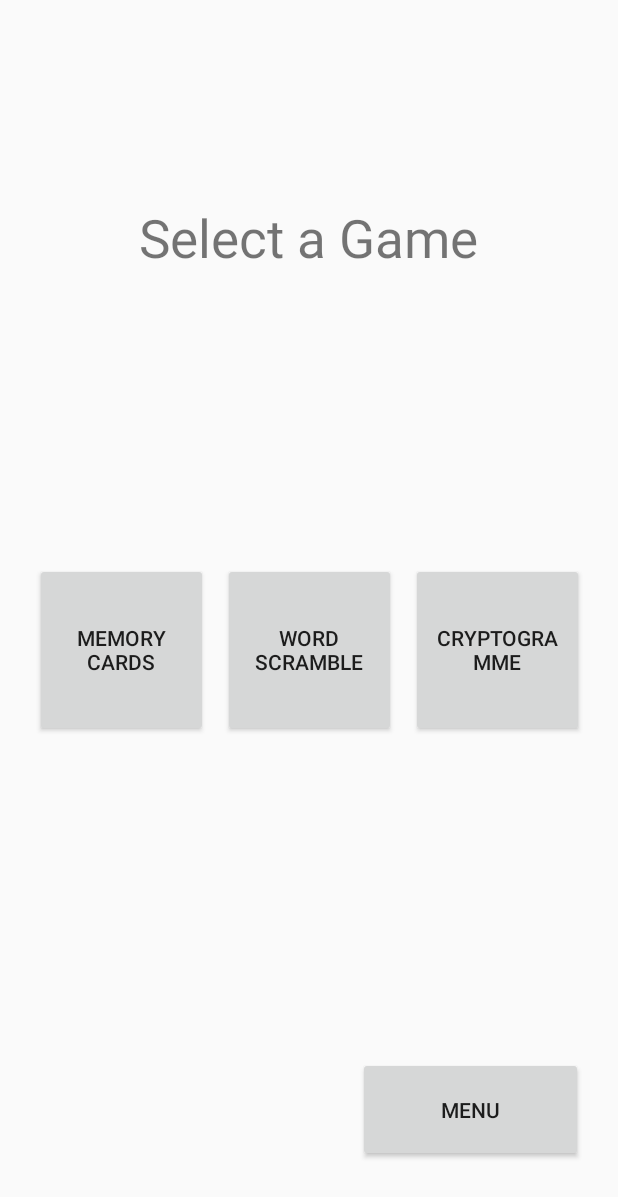
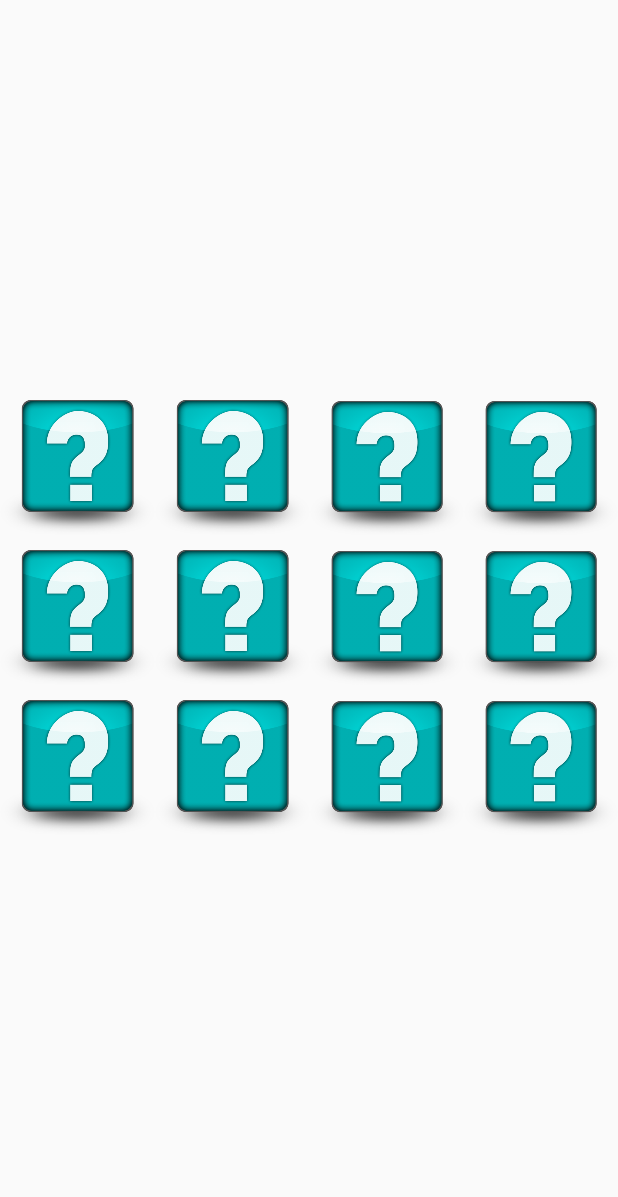
Before and after one commit to MohamedBenAhmed55/MentalGym, an Android app: the GameSelect screen opened directly, with no data from a screen before it, after a tap on "MEMORY CARDS", on a phone screen of 412 x 824 dp. Shown: the top 1197 px of the screen. Run offline under Robolectric (Android 15) with nearby library versions, the phone set to English and light mode, and no system bars.

Commit message:
Memory Cards class

```diff
--- a/app/build.gradle
+++ b/app/build.gradle
@@ -4,7 +4,6 @@ plugins {
 
 android {
     compileSdkVersion 31
-    buildToolsVersion "30.0.2"
 
     defaultConfig {
         applicationId "com.example.mentalgym"
--- a/app/src/main/AndroidManifest.xml
+++ b/app/src/main/AndroidManifest.xml
@@ -9,7 +9,10 @@
         android:roundIcon="@mipmap/ic_launcher_round"
         android:supportsRtl="true"
         android:theme="@style/Theme.MentalGym">
-        <activity android:name=".CryptogrammeGame"></activity>
+        <activity
+            android:name=".MemoryCards"
+            android:exported="false" />
+        <activity android:name=".CryptogrammeGame" />
         <activity android:name=".Cryptogramme" />
         <activity android:name=".WordScramble" />
         <activity android:name=".GameSelect" />
--- a/app/src/main/java/com/example/mentalgym/GameSelect.java
+++ b/app/src/main/java/com/example/mentalgym/GameSelect.java
@@ -39,8 +39,8 @@ public class GameSelect extends AppCompatActivity implements View.OnClickListene
     public void onClick(View v) {
         switch(v.getId()){
             case R.id.btn1:
-//                Intent i1 = new Intent(this,MemoryCards.class);
-//                startActivity(i1);
+                Intent i1 = new Intent(this,MemoryCards.class);
+                startActivity(i1);
                 break;
             case R.id.btn2:
                 Intent i2 = new Intent(this,WordScramble.class);
--- /dev/null
+++ b/app/src/main/java/com/example/mentalgym/MemoryCards.java
@@ -0,0 +1,359 @@
+package com.example.mentalgym;
+
+import androidx.appcompat.app.AlertDialog;
+import androidx.appcompat.app.AppCompatActivity;
+
+import android.app.Dialog;
+import android.content.DialogInterface;
+import android.content.Intent;
+import android.graphics.Color;
+import android.os.Bundle;
+import android.os.Handler;
+import android.view.View;
+import android.widget.ImageView;
+
+import java.util.*;
+
+
+
+public class MemoryCards extends AppCompatActivity {
+
+    ImageView iv_11, iv_12, iv_13, iv_14, iv_21, iv_22, iv_23, iv_24, iv_31, iv_32, iv_33, iv_34;
+    //array for the images
+    Integer[] cardsArray = {101, 102, 103, 104, 105, 106, 201, 202, 203, 204, 205, 206};
+    // actual images
+    int image101, image102, image103, image104, image105 , image106 ,
+            image201, image202, image203, image204, image205 , image206;
+    int firstCard, secondCard;
+    int clickedFirst , clickedSecond;
+    int cardNumber = 1 ;
+
+
+    @Override
+    protected void onCreate(Bundle savedInstanceState) {
+        super.onCreate(savedInstanceState);
+        setContentView(R.layout.activity_memory_cards);
+
+
+        iv_11 = findViewById(R.id.iv_11);
+        iv_12 = findViewById(R.id.iv_12);
+        iv_13 = findViewById(R.id.iv_13);
+        iv_14 = findViewById(R.id.iv_14);
+        iv_21 = findViewById(R.id.iv_21);
+        iv_22 = findViewById(R.id.iv_22);
+        iv_23 = findViewById(R.id.iv_23);
+        iv_24 = findViewById(R.id.iv_24);
+        iv_31 = findViewById(R.id.iv_31);
+        iv_32 = findViewById(R.id.iv_32);
+        iv_33 = findViewById(R.id.iv_33);
+        iv_34 = findViewById(R.id.iv_34);
+
+        iv_11.setTag("0");
+        iv_12.setTag("1");
+        iv_13.setTag("2");
+        iv_14.setTag("3");
+        iv_21.setTag("4");
+        iv_22.setTag("5");
+        iv_23.setTag("6");
+        iv_24.setTag("7");
+        iv_31.setTag("8");
+        iv_32.setTag("9");
+        iv_33.setTag("10");
+        iv_34.setTag("11");
+
+        //load the card images
+        frontOfCardsRessources();
+        //shuffle les images
+        Collections.shuffle(Arrays.asList(cardsArray));
+
+
+        iv_11.setOnClickListener(view -> {
+            int theCard = Integer.parseInt((String) view.getTag());
+            doStuff(iv_11,theCard);
+        });
+        iv_12.setOnClickListener(view -> {
+            int theCard = Integer.parseInt((String) view.getTag());
+            doStuff(iv_12,theCard);
+        });
+        iv_13.setOnClickListener(view -> {
+            int theCard = Integer.parseInt((String) view.getTag());
+            doStuff(iv_13,theCard);
+        });
+        iv_14.setOnClickListener(view -> {
+            int theCard = Integer.parseInt((String) view.getTag());
+            doStuff(iv_14,theCard);
+        });
+        iv_21.setOnClickListener(view -> {
+            int theCard = Integer.parseInt((String) view.getTag());
+            doStuff(iv_21,theCard);
+        });
+        iv_22.setOnClickListener(view -> {
+            int theCard = Integer.parseInt((String) view.getTag());
+            doStuff(iv_22,theCard);
+        });
+        iv_23.setOnClickListener(view -> {
+            int theCard = Integer.parseInt((String) view.getTag());
+            doStuff(iv_23,theCard);
+        });
+        iv_24.setOnClickListener(view -> {
+            int theCard = Integer.parseInt((String) view.getTag());
+            doStuff(iv_23,theCard);
+        });
+        iv_31.setOnClickListener(view -> {
+            int theCard = Integer.parseInt((String) view.getTag());
+            doStuff(iv_31,theCard);
+        });
+        iv_32.setOnClickListener(view -> {
+            int theCard = Integer.parseInt((String) view.getTag());
+            doStuff(iv_32,theCard);
+        });
+        iv_33.setOnClickListener(view -> {
+            int theCard = Integer.parseInt((String) view.getTag());
+            doStuff(iv_33,theCard);
+        });
+        iv_34.setOnClickListener(view -> {
+            int theCard = Integer.parseInt((String) view.getTag());
+            doStuff(iv_34,theCard);
+        });
+
+
+    }
+
+    public void doStuff(ImageView iv, int card){
+        //set the correct image on the imageview
+        if (cardsArray[card] == 101){
+            iv.setImageResource(image101);
+        }
+        else if (cardsArray[card]==102){
+            iv.setImageResource(image102);
+        }
+        else if (cardsArray[card]==103){
+            iv.setImageResource(image103);
+        }
+        else if (cardsArray[card]==104){
+            iv.setImageResource(image104);
+        }
+        else if (cardsArray[card]==105) {
+            iv.setImageResource(image105);
+        }
+        else if (cardsArray[card]==106) {
+            iv.setImageResource(image106);
+        }
+        else if (cardsArray[card]==201){
+            iv.setImageResource(image201);
+        }
+        else if (cardsArray[card]==202){
+            iv.setImageResource(image202);
+        }
+        else if (cardsArray[card]==203){
+            iv.setImageResource(image203);
+        }
+        else if (cardsArray[card]==204){
+            iv.setImageResource(image204);
+        }
+        else if (cardsArray[card]==205){
+            iv.setImageResource(image205);
+        }
+        else if (cardsArray[card]==206){
+            iv.setImageResource(image206);
+        }
+        //check which image is selected and save it to temporary variable
+        if (cardNumber == 1){
+            firstCard = cardsArray[card];
+            if (firstCard > 200){
+                firstCard = firstCard -100 ;
+            }
+            cardNumber = 2 ;
+            clickedFirst = card;
+            iv.setEnabled(false);
+        }
+
+        else if (cardNumber == 2){
+            secondCard = cardsArray[card];
+            if (secondCard > 200){
+                secondCard = secondCard - 100;
+            }
+            cardNumber = 1;
+            clickedSecond = card;
+            iv_11.setEnabled(false);
+            iv_12.setEnabled(false);
+            iv_13.setEnabled(false);
+            iv_14.setEnabled(false);
+            iv_21.setEnabled(false);
+            iv_22.setEnabled(false);
+            iv_23.setEnabled(false);
+            iv_24.setEnabled(false);
+            iv_31.setEnabled(false);
+            iv_32.setEnabled(false);
+            iv_33.setEnabled(false);
+            iv_34.setEnabled(false);
+            Handler handler = new Handler();
+            //check if the selected images are equal
+            handler.postDelayed(this::calculate, 1000);
+        }
+
+    }
+
+    public void calculate(){
+        //if images are equal remove
+        if (firstCard == secondCard){
+            if (clickedFirst == 0){
+                iv_11.setVisibility(View.INVISIBLE);
+            }
+            else if (clickedFirst == 1){
+                iv_12.setVisibility(View.INVISIBLE);
+            }
+            else if (clickedFirst == 2){
+                iv_13.setVisibility(View.INVISIBLE);
+            }
+            else if (clickedFirst == 3){
+                iv_14.setVisibility(View.INVISIBLE);
+            }
+            else if (clickedFirst == 4){
+                iv_21.setVisibility(View.INVISIBLE);
+            }
+            else if (clickedFirst == 5){
+                iv_22.setVisibility(View.INVISIBLE);
+            }
+            else if (clickedFirst == 6){
+                iv_23.setVisibility(View.INVISIBLE);
+            }
+            else if (clickedFirst == 7){
+                iv_24.setVisibility(View.INVISIBLE);
+            }
+            else if (clickedFirst == 8){
+                iv_31.setVisibility(View.INVISIBLE);
+            }
+            else if (clickedFirst == 9){
+                iv_32.setVisibility(View.INVISIBLE);
+            }
+            else if (clickedFirst == 10){
+                iv_33.setVisibility(View.INVISIBLE);
+            }
+            else if (clickedFirst == 11){
+                iv_34.setVisibility(View.INVISIBLE);
+            }
+            if (clickedSecond == 0){
+                iv_11.setVisibility(View.INVISIBLE);
+            }
+            else if (clickedSecond == 1){
+                iv_12.setVisibility(View.INVISIBLE);
+            }
+            else if (clickedSecond == 2){
+                iv_13.setVisibility(View.INVISIBLE);
+            }
+            else if (clickedSecond == 3){
+                iv_14.setVisibility(View.INVISIBLE);
+            }
+            else if (clickedSecond == 4){
+                iv_21.setVisibility(View.INVISIBLE);
+            }
+            else if (clickedSecond == 5){
+                iv_22.setVisibility(View.INVISIBLE);
+            }
+            else if (clickedSecond == 6){
+                iv_23.setVisibility(View.INVISIBLE);
+            }
+            else if (clickedSecond == 7){
+                iv_24.setVisibility(View.INVISIBLE);
+            }
+            else if (clickedSecond == 8){
+                iv_31.setVisibility(View.INVISIBLE);
+            }
+            else if (clickedSecond == 9){
+                iv_32.setVisibility(View.INVISIBLE);
+            }
+            else if (clickedSecond == 10){
+                iv_33.setVisibility(View.INVISIBLE);
+            }
+            else if (clickedSecond == 11){
+                iv_34.setVisibility(View.INVISIBLE);
+            }
+
+        }
+        else{
+            iv_11.setImageResource(R.drawable.questions);
+            iv_12.setImageResource(R.drawable.questions);
+            iv_13.setImageResource(R.drawable.questions);
+            iv_14.setImageResource(R.drawable.questions);
+            iv_21.setImageResource(R.drawable.questions);
+            iv_22.setImageResource(R.drawable.questions);
+            iv_23.setImageResource(R.drawable.questions);
+            iv_24.setImageResource(R.drawable.questions);
+            iv_31.setImageResource(R.drawable.questions);
+            iv_32.setImageResource(R.drawable.questions);
+            iv_33.setImageResource(R.drawable.questions);
+            iv_34.setImageResource(R.drawable.questions);
+
+        }
+        iv_11.setEnabled(true);
+        iv_12.setEnabled(true);
+        iv_13.setEnabled(true);
+        iv_14.setEnabled(true);
+        iv_21.setEnabled(true);
+        iv_22.setEnabled(true);
+        iv_23.setEnabled(true);
+        iv_24.setEnabled(true);
+        iv_31.setEnabled(true);
+        iv_32.setEnabled(true);
+        iv_33.setEnabled(true);
+        iv_34.setEnabled(true);
+
+        //check if the game is over
+        checkEnd();
+
+    }
+
+    private void checkEnd(){
+        if(iv_11.getVisibility() ==View.INVISIBLE &&
+                iv_12.getVisibility() ==View.INVISIBLE &&
+                iv_13.getVisibility() ==View.INVISIBLE &&
+                iv_14.getVisibility() ==View.INVISIBLE &&
+                iv_21.getVisibility() ==View.INVISIBLE &&
+                iv_22.getVisibility() ==View.INVISIBLE &&
+                iv_23.getVisibility() ==View.INVISIBLE &&
+                iv_24.getVisibility() ==View.INVISIBLE &&
+                iv_31.getVisibility() ==View.INVISIBLE &&
+                iv_32.getVisibility() ==View.INVISIBLE &&
+                iv_33.getVisibility() ==View.INVISIBLE &&
+                iv_34.getVisibility() ==View.INVISIBLE ){
+            AlertDialog.Builder alertDialogBuilder = new AlertDialog.Builder(MemoryCards.this);
+            alertDialogBuilder
+                    .setMessage("game over")
+                    .setCancelable(false)
+                    .setPositiveButton("NEW",new DialogInterface.OnClickListener() {
+                        @Override
+                        public void onClick(DialogInterface dialog, int which) {
+                            Intent intent = new Intent(getApplicationContext(), MainActivity.class);
+                            startActivity(intent);
+                            finish();
+                        }
+                    })
+                    .setNegativeButton("EXIT", new DialogInterface.OnClickListener() {
+                        @Override
+                        public void onClick(DialogInterface dialog, int which) {
+                            finish();
+                        }
+                    });
+            AlertDialog alertDialog = alertDialogBuilder.create();
+            alertDialog.show();
+        }
+    }
+
+    private void frontOfCardsRessources(){
+        image101 =R.drawable.chat;
+        image102 =R.drawable.chat2;
+        image103 =R.drawable.chat3;
+        image104 =R.drawable.chat4;
+        image105 =R.drawable.chat5;
+        image106 =R.drawable.chat6;
+        image201 =R.drawable.chat;
+        image202 =R.drawable.chat2;
+        image203 =R.drawable.chat3;
+        image204 =R.drawable.chat4;
+        image205 =R.drawable.chat5;
+        image206 =R.drawable.chat6;
+
+
+    }
+}
--- /dev/null
+++ b/app/src/main/res/layout/activity_memory_cards.xml
@@ -0,0 +1,20 @@
+<?xml version="1.0" encoding="utf-8"?>
+<androidx.constraintlayout.widget.ConstraintLayout
+    xmlns:android="http://schemas.android.com/apk/res/android"
+    xmlns:app="http://schemas.android.com/apk/res-auto"
+    xmlns:tools="http://schemas.android.com/tools"
+    android:layout_width="match_parent"
+    android:layout_height="match_parent"
+    tools:context=".MemoryCards">
+
+    <include
+        layout="@layout/images"
+        android:layout_width="wrap_content"
+        android:layout_height="300dp"
+        app:layout_constraintBottom_toBottomOf="parent"
+        app:layout_constraintEnd_toEndOf="parent"
+        app:layout_constraintStart_toStartOf="parent"
+        app:layout_constraintTop_toTopOf="parent"
+        tools:layout_centerHorizontal="true"
+        tools:layout_centerVertical="true" />
+</androidx.constraintlayout.widget.ConstraintLayout>
--- /dev/null
+++ b/app/src/main/res/layout/images.xml
@@ -0,0 +1,114 @@
+<?xml version="1.0" encoding="utf-8"?>
+<LinearLayout xmlns:android="http://schemas.android.com/apk/res/android"
+android:orientation="vertical"
+android:layout_width="match_parent"
+android:layout_height="match_parent"
+android:weightSum="3">
+
+<LinearLayout
+    android:layout_width="match_parent"
+    android:layout_height="match_parent"
+    android:layout_weight="1"
+    android:orientation="horizontal"
+    android:weightSum="4">
+    <ImageView
+        android:id="@+id/iv_11"
+        android:layout_width="match_parent"
+        android:layout_height="match_parent"
+        android:layout_weight="1"
+        android:scaleType="centerInside"
+        android:src="@drawable/questions"/>
+    <ImageView
+        android:id="@+id/iv_12"
+        android:layout_width="match_parent"
+        android:layout_weight="1"
+        android:layout_height="match_parent"
+        android:scaleType="centerInside"
+        android:src="@drawable/questions"/>
+    <ImageView
+        android:id="@+id/iv_13"
+        android:layout_width="match_parent"
+        android:layout_weight="1"
+        android:layout_height="match_parent"
+        android:scaleType="centerInside"
+        android:src="@drawable/questions"/>
+    <ImageView
+        android:id="@+id/iv_14"
+        android:layout_width="match_parent"
+        android:layout_weight="1"
+        android:layout_height="match_parent"
+        android:scaleType="centerInside"
+        android:src="@drawable/questions"/>
+</LinearLayout>
+<LinearLayout
+    android:layout_width="match_parent"
+    android:layout_height="match_parent"
+    android:layout_weight="1"
+    android:orientation="horizontal"
+    android:weightSum="4">
+    <ImageView
+        android:id="@+id/iv_21"
+        android:layout_width="match_parent"
+        android:layout_height="match_parent"
+        android:layout_weight="1"
+        android:scaleType="centerInside"
+        android:src="@drawable/questions"/>
+    <ImageView
+        android:id="@+id/iv_22"
+        android:layout_width="match_parent"
+        android:layout_weight="1"
+        android:layout_height="match_parent"
+        android:scaleType="centerInside"
+        android:src="@drawable/questions"/>
+    <ImageView
+        android:id="@+id/iv_23"
+        android:layout_width="match_parent"
+        android:layout_weight="1"
+        android:layout_height="match_parent"
+        android:scaleType="centerInside"
+        android:src="@drawable/questions"/>
+    <ImageView
+        android:id="@+id/iv_24"
+        android:layout_width="match_parent"
+        android:layout_weight="1"
+        android:layout_height="match_parent"
+        android:scaleType="centerInside"
+        android:src="@drawable/questions"/>
+</LinearLayout>
+<LinearLayout
+    android:layout_width="match_parent"
+    android:layout_height="match_parent"
+    android:layout_weight="1"
+    android:orientation="horizontal"
+    android:weightSum="4">
+    <ImageView
+        android:id="@+id/iv_31"
+        android:layout_width="match_parent"
+        android:layout_height="match_parent"
+        android:layout_weight="1"
+        android:scaleType="centerInside"
+        android:src="@drawable/questions"/>
+    <ImageView
+        android:id="@+id/iv_32"
+        android:layout_width="match_parent"
+        android:layout_weight="1"
+        android:layout_height="match_parent"
+        android:scaleType="centerInside"
+        android:src="@drawable/questions"/>
+    <ImageView
+        android:id="@+id/iv_33"
+        android:layout_width="match_parent"
+        android:layout_weight="1"
+        android:layout_height="match_parent"
+        android:scaleType="centerInside"
+        android:src="@drawable/questions"/>
+    <ImageView
+        android:id="@+id/iv_34"
+        android:layout_width="match_parent"
+        android:layout_weight="1"
+        android:layout_height="match_parent"
+        android:scaleType="centerInside"
+        android:src="@drawable/questions"/>
+</LinearLayout>
+
+</LinearLayout>
--- a/app/src/main/res/values/strings.xml
+++ b/app/src/main/res/values/strings.xml
@@ -8,7 +8,7 @@
 
     //Description
     <string name="desc_one">Le but du jeu est de déchiffrer le code et de révéler le message caché .</string>
-<!--    ou   -->
+    <!--    ou   -->
     <string name="desc_two">Vous aller essayer de décrypter une citation ou chaque lettre est remplacée par une autre . Votre objectif est de déterminer quelle était la citation originale</string>
     <string name="desc_three">Le texte chiffré sous les lettres vous aide à reconnaitre les modeles de mots et à voir les lettres identiques . </string>
     <string name="desc_fourth">Aller-y et essayer de déchiffrer quelques cryptogrammer ! Bonne chance!</string>
--- a/build.gradle
+++ b/build.gradle
@@ -5,7 +5,7 @@ buildscript {
         jcenter()
     }
     dependencies {
-        classpath "com.android.tools.build:gradle:4.1.1"
+        classpath 'com.android.tools.build:gradle:7.2.1'
 
         // NOTE: Do not place your application dependencies here; they belong
         // in the individual module build.gradle files
```
Also changed, not shown: app/src/main/res/drawable/chat.png (added), app/src/main/res/drawable/chat2.png (added), app/src/main/res/drawable/chat3.png (added), app/src/main/res/drawable/chat4.png (added), app/src/main/res/drawable/chat5.png (added), app/src/main/res/drawable/chat6.png (added), app/src/main/res/drawable/questions.png (added), gradle/wrapper/gradle-wrapper.properties.
